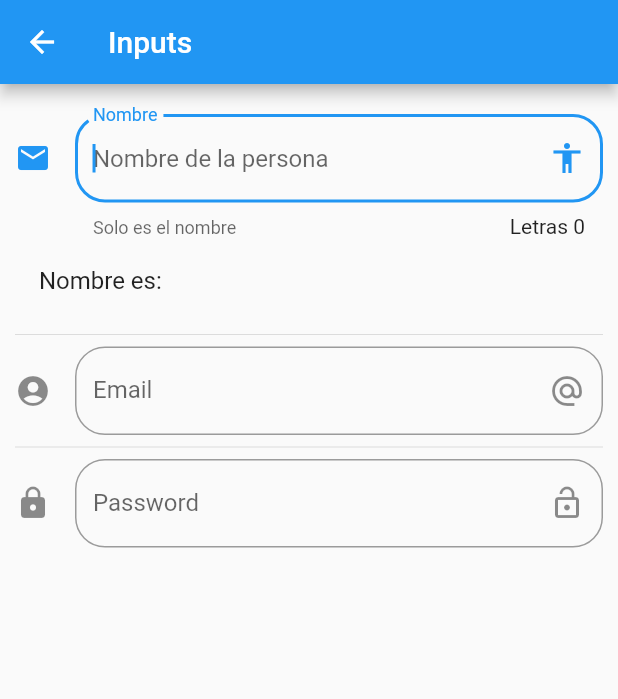
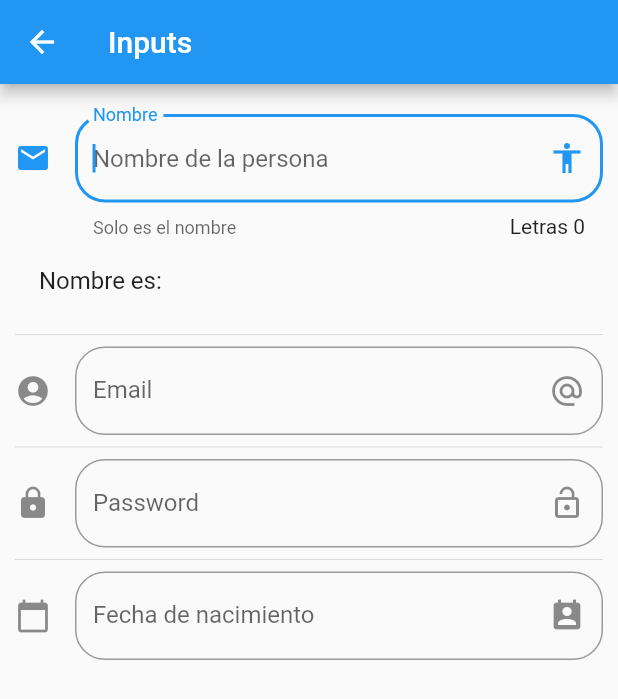
Before and after one commit to alexlondon07/flutter_components, a Flutter app: the InputPage screen opened by its route, on a phone screen of 412 x 824 dp. Shown: the top 699 px of the screen. Run offline on Flutter 3.47's test engine with Material 2 defaults, Android fonts, the phone set to English and light mode, and no system bars.

Commit message:
Update input_page.dart

```diff
--- a/lib/src/pages/input_page.dart
+++ b/lib/src/pages/input_page.dart
@@ -10,6 +10,8 @@ class _InputPageState extends State<InputPage> {
   String _name = '';
   String _email = '';
   String _password = '';
+  String _date = '';
+  TextEditingController _inputEditingDate = new TextEditingController();
 
   @override
   Widget build(BuildContext context) {
@@ -26,6 +28,8 @@ class _InputPageState extends State<InputPage> {
           _createEmail(),
           Divider(),
           _createPassword(),
+          Divider(),
+          _createDatePicker( context ),
         ]
       ),
     );
@@ -90,6 +94,42 @@ class _InputPageState extends State<InputPage> {
     );
   }
 
+  Widget _createDatePicker(BuildContext context){
+    return TextField(
+      enableInteractiveSelection: false,
+      controller: _inputEditingDate,
+      decoration: InputDecoration(
+        border: OutlineInputBorder(
+          borderRadius: BorderRadius.circular(20.0)
+        ),
+        hintText: 'Fecha de nacimiento',
+        labelText: 'Fecha de nacimiento',
+        suffixIcon:  Icon ( Icons.perm_contact_calendar),
+        icon: Icon (Icons.calendar_today),
+      ),
+      onTap: (){
+        FocusScope.of(context).requestFocus(new FocusNode());
+        _selectDate(context);
+      },
+    );
+  }
+
+  _selectDate(BuildContext context) async {
+    DateTime picked = await showDatePicker(
+      context: context,
+      initialDate: new DateTime.now(),
+      firstDate: new DateTime(2018),
+      lastDate: new DateTime(2020)
+    );
+
+    if ( picked != null ){
+      setState(() {
+        _date = picked.toString();
+        _inputEditingDate.text = _date;
+      });
+    }
+  }
+
   Widget _createPerson(){
     return ListTile(
       title: Text('Nombre es: $_name'),
```
